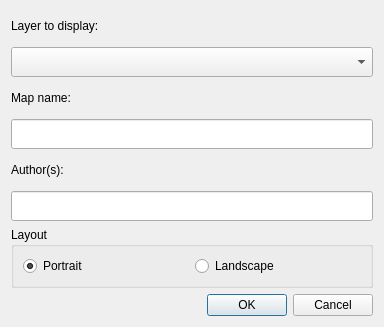
Qt form LDMP/gui/DlgVisualizationCreateMap.ui (ConservationInternational/trends.earth) before a commit.
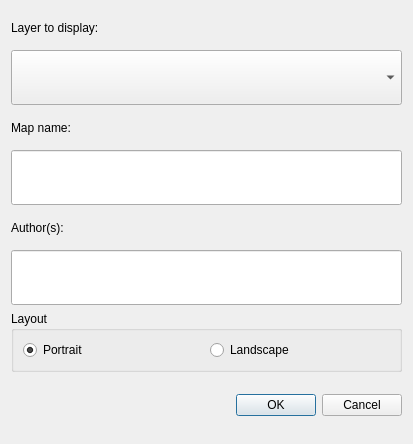
The same form after that commit.

```diff
--- a/LDMP/gui/DlgVisualizationCreateMap.ui
+++ b/LDMP/gui/DlgVisualizationCreateMap.ui
@@ -6,8 +6,8 @@
    <rect>
     <x>0</x>
     <y>0</y>
-    <width>384</width>
-    <height>313</height>
+    <width>413</width>
+    <height>444</height>
    </rect>
   </property>
   <property name="windowTitle">
@@ -36,7 +36,7 @@
    <item>
     <widget class="QComboBox" name="combo_layers">
      <property name="sizePolicy">
-      <sizepolicy hsizetype="Expanding" vsizetype="Fixed">
+      <sizepolicy hsizetype="Expanding" vsizetype="Minimum">
        <horstretch>0</horstretch>
        <verstretch>0</verstretch>
       </sizepolicy>
@@ -70,6 +70,12 @@
    </item>
    <item>
     <widget class="QLineEdit" name="title">
+     <property name="sizePolicy">
+      <sizepolicy hsizetype="Expanding" vsizetype="Minimum">
+       <horstretch>0</horstretch>
+       <verstretch>0</verstretch>
+      </sizepolicy>
+     </property>
      <property name="minimumSize">
       <size>
        <width>0</width>
@@ -102,6 +108,12 @@
    </item>
    <item>
     <widget class="QLineEdit" name="authors">
+     <property name="sizePolicy">
+      <sizepolicy hsizetype="Expanding" vsizetype="Minimum">
+       <horstretch>0</horstretch>
+       <verstretch>0</verstretch>
+      </sizepolicy>
+     </property>
      <property name="minimumSize">
       <size>
        <width>0</width>
@@ -141,6 +153,12 @@
    </item>
    <item>
     <widget class="QDialogButtonBox" name="buttonBox">
+     <property name="sizePolicy">
+      <sizepolicy hsizetype="Expanding" vsizetype="Minimum">
+       <horstretch>0</horstretch>
+       <verstretch>0</verstretch>
+      </sizepolicy>
+     </property>
      <property name="standardButtons">
       <set>QDialogButtonBox::Cancel|QDialogButtonBox::Ok</set>
      </property>
```
